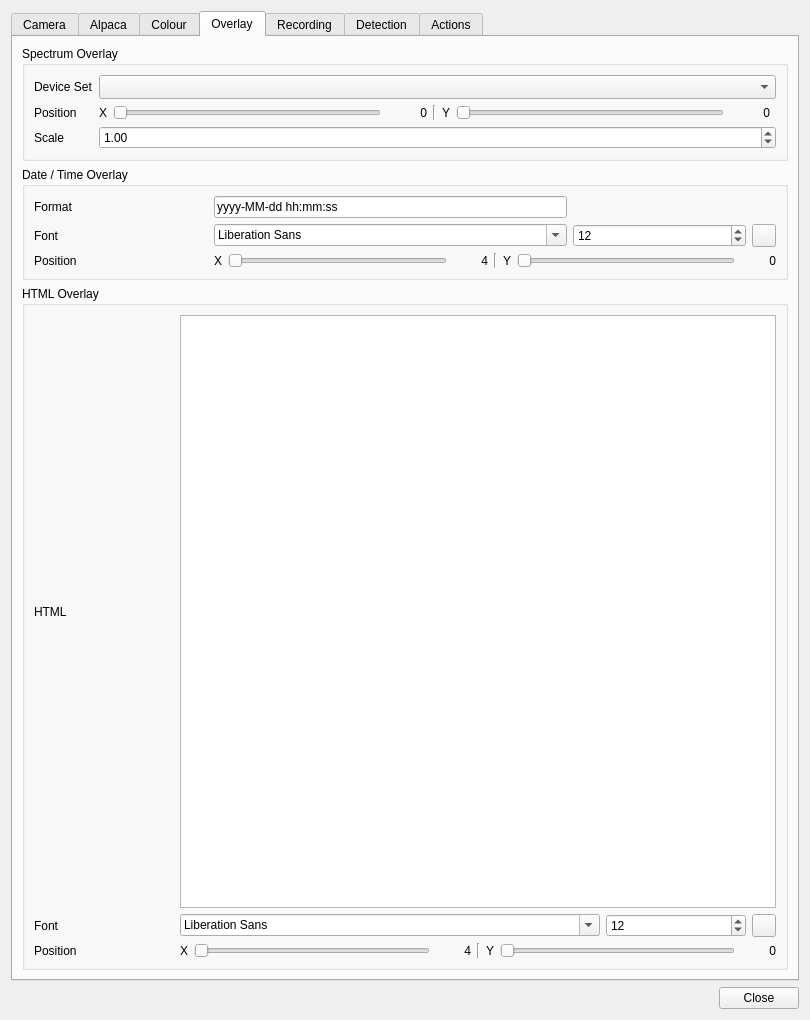
srcejon/sdrangel, file plugins/feature/camera/camerasettingsdialog.ui: the form before one commit.
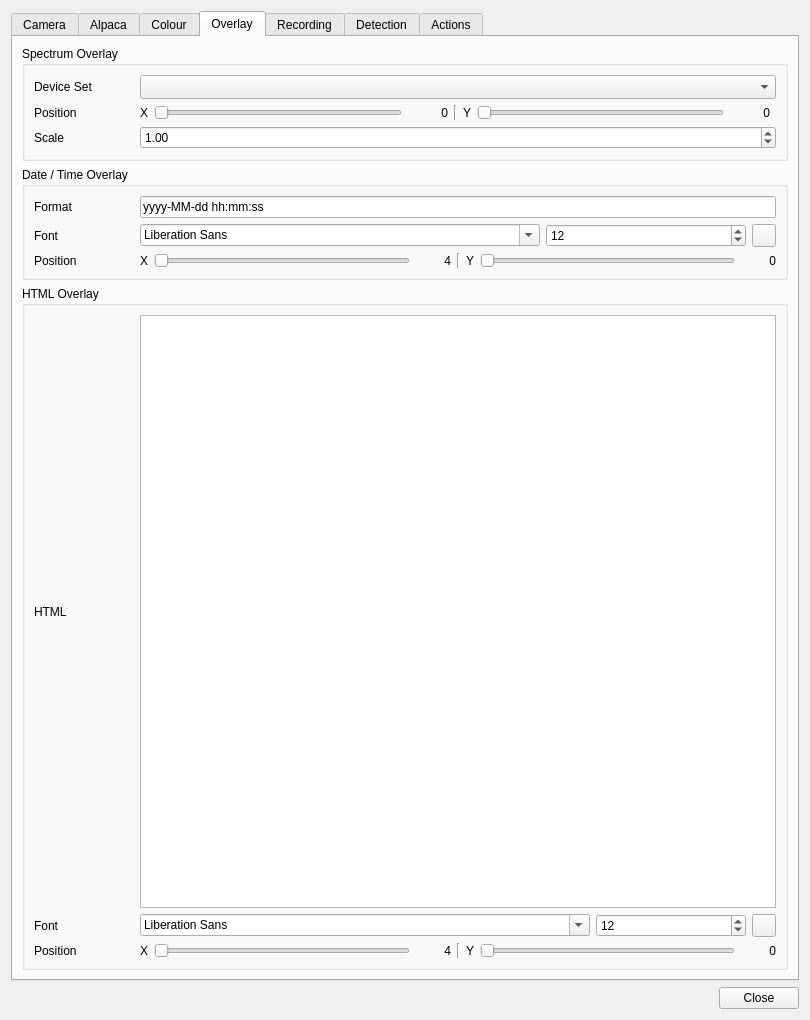
The form after the commit. The open tabs and pages were chosen to show the change. Icons and pictures are not drawn.

Diff of the .ui file:
```diff
--- a/plugins/feature/camera/camerasettingsdialog.ui
+++ b/plugins/feature/camera/camerasettingsdialog.ui
@@ -1507,6 +1507,12 @@
           </item>
           <item row="0" column="0">
            <widget class="QLabel" name="spectrumDeviceLabel">
+            <property name="minimumSize">
+             <size>
+              <width>100</width>
+              <height>0</height>
+             </size>
+            </property>
             <property name="text">
              <string>Device Set</string>
             </property>
@@ -1643,70 +1649,14 @@
           <string>Date / Time Overlay</string>
          </property>
          <layout class="QGridLayout" name="gridLayout_2">
-          <item row="2" column="3">
-           <widget class="QDoubleSpinBox" name="overlayFontScaleSpin">
-            <property name="toolTip">
-             <string>Font point size for date/time overlay</string>
-            </property>
-            <property name="decimals">
-             <number>0</number>
-            </property>
-            <property name="minimum">
-             <double>4.000000000000000</double>
-            </property>
-            <property name="maximum">
-             <double>144.000000000000000</double>
-            </property>
-            <property name="singleStep">
-             <double>1.000000000000000</double>
-            </property>
-            <property name="value">
-             <double>12.000000000000000</double>
-            </property>
-           </widget>
-          </item>
-          <item row="2" column="4">
-           <widget class="QToolButton" name="dateTimeColorButton">
-            <property name="toolTip">
-             <string>Select date/time text colour</string>
-            </property>
-            <property name="text">
-             <string/>
-            </property>
-           </widget>
-          </item>
-          <item row="0" column="0">
-           <widget class="QLabel" name="dateTimeFormatLabel">
-            <property name="text">
-             <string>Format</string>
-            </property>
-           </widget>
-          </item>
-          <item row="2" column="1" colspan="2">
+          <item row="1" column="1" colspan="2">
            <widget class="QFontComboBox" name="overlayFontCombo">
             <property name="toolTip">
              <string>Select font to use for date and time text</string>
             </property>
            </widget>
           </item>
-          <item row="0" column="1" colspan="2">
-           <widget class="QLineEdit" name="dateTimeFormatEdit">
-            <property name="toolTip">
-             <string>Date/time format string (e.g. yyyy-MM-dd hh:mm:ss)</string>
-            </property>
-            <property name="text">
-             <string>yyyy-MM-dd hh:mm:ss</string>
-            </property>
-           </widget>
-          </item>
-          <item row="2" column="0">
-           <widget class="QLabel" name="overlayFontLabel">
-            <property name="text">
-             <string>Font</string>
-            </property>
-           </widget>
-          </item>
-          <item row="3" column="1" colspan="4">
+          <item row="2" column="1" colspan="4">
            <layout class="QHBoxLayout" name="dateTimePosLayout">
             <item>
              <widget class="QLabel" name="dateTimePosXLabel">
@@ -1801,13 +1751,81 @@
             </item>
            </layout>
           </item>
-          <item row="3" column="0">
+          <item row="1" column="0">
+           <widget class="QLabel" name="overlayFontLabel">
+            <property name="text">
+             <string>Font</string>
+            </property>
+           </widget>
+          </item>
+          <item row="1" column="4">
+           <widget class="QToolButton" name="dateTimeColorButton">
+            <property name="toolTip">
+             <string>Select date/time text colour</string>
+            </property>
+            <property name="text">
+             <string/>
+            </property>
+           </widget>
+          </item>
+          <item row="2" column="0">
            <widget class="QLabel" name="dateTimePosLabel">
             <property name="text">
              <string>Position</string>
             </property>
            </widget>
           </item>
+          <item row="0" column="0">
+           <widget class="QLabel" name="dateTimeFormatLabel">
+            <property name="minimumSize">
+             <size>
+              <width>100</width>
+              <height>0</height>
+             </size>
+            </property>
+            <property name="text">
+             <string>Format</string>
+            </property>
+           </widget>
+          </item>
+          <item row="1" column="3">
+           <widget class="QDoubleSpinBox" name="overlayFontScaleSpin">
+            <property name="toolTip">
+             <string>Font point size for date/time overlay</string>
+            </property>
+            <property name="decimals">
+             <number>0</number>
+            </property>
+            <property name="minimum">
+             <double>4.000000000000000</double>
+            </property>
+            <property name="maximum">
+             <double>144.000000000000000</double>
+            </property>
+            <property name="singleStep">
+             <double>1.000000000000000</double>
+            </property>
+            <property name="value">
+             <double>12.000000000000000</double>
+            </property>
+           </widget>
+          </item>
+          <item row="0" column="1" colspan="4">
+           <widget class="QLineEdit" name="dateTimeFormatEdit">
+            <property name="sizePolicy">
+             <sizepolicy hsizetype="Expanding" vsizetype="Fixed">
+              <horstretch>1</horstretch>
+              <verstretch>0</verstretch>
+             </sizepolicy>
+            </property>
+            <property name="toolTip">
+             <string>Date/time format string (e.g. yyyy-MM-dd hh:mm:ss)</string>
+            </property>
+            <property name="text">
+             <string>yyyy-MM-dd hh:mm:ss</string>
+            </property>
+           </widget>
+          </item>
          </layout>
         </widget>
        </item>
@@ -1829,6 +1847,12 @@
           </item>
           <item row="0" column="0">
            <widget class="QLabel" name="overlayTextEditLabel">
+            <property name="minimumSize">
+             <size>
+              <width>100</width>
+              <height>0</height>
+             </size>
+            </property>
             <property name="text">
              <string>HTML</string>
             </property>
@@ -1967,6 +1991,12 @@
           </item>
           <item row="0" column="1" colspan="5">
            <widget class="QTextEdit" name="overlayTextEdit">
+            <property name="sizePolicy">
+             <sizepolicy hsizetype="Expanding" vsizetype="Expanding">
+              <horstretch>1</horstretch>
+              <verstretch>0</verstretch>
+             </sizepolicy>
+            </property>
             <property name="minimumSize">
              <size>
               <width>0</width>
```
Left out of the diff: 2 changed lines with no effect on the pictures.
